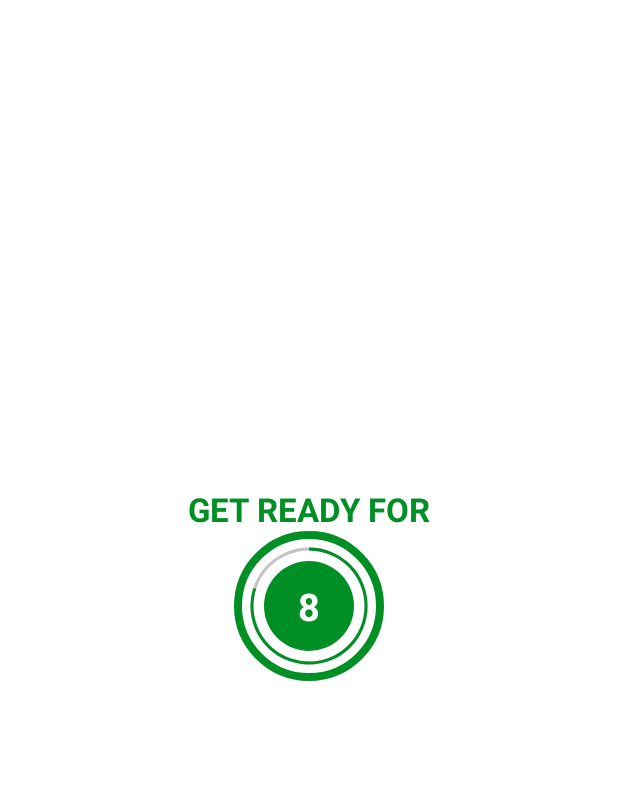
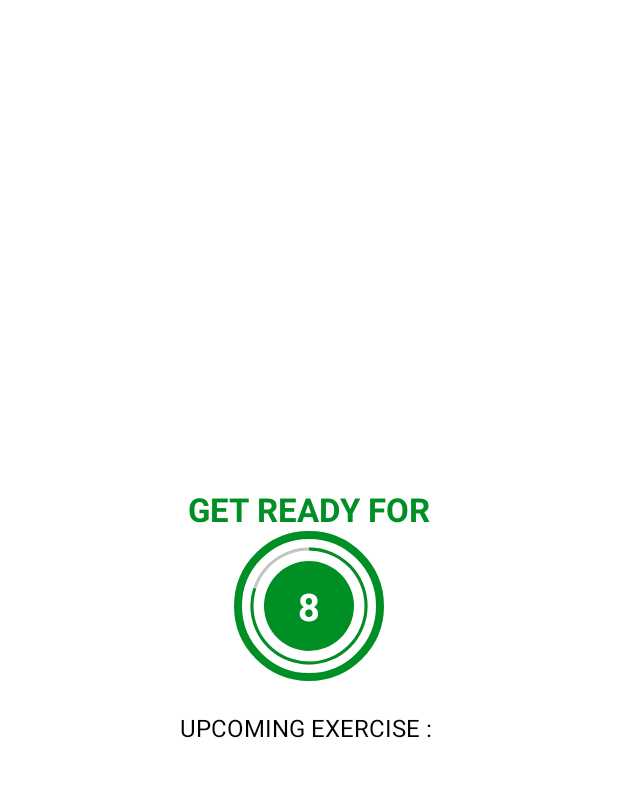
Before and after one commit to ellisit/7MinutesWorkOut, an Android app: the ExerciseActivity screen opened directly, with no data from a screen before it, on a phone screen of 412 x 824 dp, the part 62-859 px from its top. Run offline under Robolectric (Android 15) with nearby library versions, the phone set to English and light mode, and no system bars.

Commit message:
Add exercise model and the switch to next exercise

```diff
--- /dev/null
+++ b/app/src/main/java/com/eliott/training/sevenminutesworkout/Constants.kt
@@ -0,0 +1,74 @@
+package com.eliott.training.sevenminutesworkout
+
+object Constants {
+    fun defaultExerciseList(): ArrayList<ExerciseModel> {
+        val exerciseList = ArrayList<ExerciseModel>()
+        val jumpingJacks =
+            ExerciseModel(1, "Jumping Jacks", R.drawable.ic_jumping_jacks, false, false)
+        exerciseList.add(jumpingJacks)
+
+        val wallSit = ExerciseModel(2, "Wall Sit", R.drawable.ic_wall_sit, false, false)
+        exerciseList.add(wallSit)
+
+        val pushUp = ExerciseModel(3, "Push Up", R.drawable.ic_push_up, false, false)
+        exerciseList.add(pushUp)
+
+        val abdominalCrunch =
+            ExerciseModel(4, "Abdominal Crunch", R.drawable.ic_abdominal_crunch, false, false)
+        exerciseList.add(abdominalCrunch)
+
+        val stepUpOnChair =
+            ExerciseModel(
+                5,
+                "Step-Up onto Chair",
+                R.drawable.ic_step_up_onto_chair,
+                false,
+                false
+            )
+        exerciseList.add(stepUpOnChair)
+
+        val squat = ExerciseModel(6, "Squat", R.drawable.ic_squat, false, false)
+        exerciseList.add(squat)
+
+        val tricepDipOnChair =
+            ExerciseModel(
+                7,
+                "Tricep Dip On Chair",
+                R.drawable.ic_triceps_dip_on_chair,
+                false,
+                false
+            )
+        exerciseList.add(tricepDipOnChair)
+
+        val plank = ExerciseModel(8, "Plank", R.drawable.ic_plank, false, false)
+        exerciseList.add(plank)
+
+        val highKneesRunningInPlace =
+            ExerciseModel(
+                9, "High Knees Running In Place",
+                R.drawable.ic_high_knees_running_in_place,
+                false,
+                false
+            )
+        exerciseList.add(highKneesRunningInPlace)
+
+        val lunges = ExerciseModel(10, "Lunges", R.drawable.ic_lunge, false, false)
+        exerciseList.add(lunges)
+
+        val pushupAndRotation =
+            ExerciseModel(
+                11,
+                "Push up and Rotation",
+                R.drawable.ic_push_up_and_rotation,
+                false,
+                false
+            )
+        exerciseList.add(pushupAndRotation)
+
+        val sidePlank = ExerciseModel(12, "Side Plank", R.drawable.ic_side_plank, false, false)
+        exerciseList.add(sidePlank)
+
+
+        return exerciseList
+    }
+}
--- a/app/src/main/java/com/eliott/training/sevenminutesworkout/ExerciseActivity.kt
+++ b/app/src/main/java/com/eliott/training/sevenminutesworkout/ExerciseActivity.kt
@@ -16,6 +16,9 @@
     private var exerciseTimer: CountDownTimer? = null
     private var exerciseProgress = 0
 
+    private var exerciseList: ArrayList<ExerciseModel>? = null
+    private var currentExercisePosition = -1
+
 
 
     override fun onCreate(savedInstanceState: Bundle?) {
@@ -28,6 +31,8 @@
         if (supportActionBar != null) {
             supportActionBar?.setDisplayHomeAsUpEnabled(true)
         }
+
+        exerciseList = Constants.defaultExerciseList()
 
         binding?.toolbarExercise?.setNavigationOnClickListener() {
             onBackPressed()
@@ -47,6 +52,7 @@
             }
 
             override fun onFinish() {
+                currentExercisePosition++
                 setupExerciseView()
             }
         }.start()
@@ -63,11 +69,15 @@
             }
 
             override fun onFinish() {
-                Toast.makeText(
-                    this@ExerciseActivity,
-                    "This is 30 seconds completed so now we will add all the exercises.",
-                    Toast.LENGTH_SHORT
-                ).show()
+                if (currentExercisePosition < exerciseList?.size!! -1){
+                    setupRestView()
+                }else{
+                    Toast.makeText(
+                        this@ExerciseActivity,
+                        "Congratulations! You have completed the 7 minutes workout.",
+                        Toast.LENGTH_SHORT
+                    ).show()
+                }
             }
         }.start()
     }
@@ -84,19 +94,34 @@
 
     private fun setupExerciseView() {
 
-        binding?.flProgressBar?.visibility = View.INVISIBLE
-        binding?.tvTitle?.text = "Exercise Name"
+        binding?.flRestView?.visibility = View.INVISIBLE
+        binding?.tvTitle?.visibility = View.INVISIBLE
+        binding?.tvUpcomingExerciseName?.visibility = View.INVISIBLE
+        binding?.upcomingLabel?.visibility = View.INVISIBLE
+        binding?.tvExerciseName?.visibility = View.VISIBLE
         binding?.flExerciseView?.visibility = View.VISIBLE
+        binding?.ivImage?.visibility = View.VISIBLE
 
         if (exerciseTimer != null) {
             exerciseTimer?.cancel()
             exerciseProgress = 0
         }
 
+        binding?.ivImage?.setImageResource(exerciseList!![currentExercisePosition].getImage())
+        binding?.tvExerciseName?.text = exerciseList!![currentExercisePosition].getName()
         setExerciseProgressBar()
     }
 
     private fun setupRestView() {
+
+        binding?.flRestView?.visibility = View.VISIBLE
+        binding?.tvTitle?.visibility = View.VISIBLE
+        binding?.upcomingLabel?.visibility = View.VISIBLE
+        binding?.tvUpcomingExerciseName?.visibility = View.VISIBLE
+        binding?.tvExerciseName?.visibility = View.INVISIBLE
+        binding?.flExerciseView?.visibility = View.INVISIBLE
+        binding?.ivImage?.visibility = View.INVISIBLE
+
         if (restTimer != null) {
             restTimer?.cancel()
             restProgress = 0
--- /dev/null
+++ b/app/src/main/java/com/eliott/training/sevenminutesworkout/ExerciseModel.kt
@@ -0,0 +1,49 @@
+package com.eliott.training.sevenminutesworkout
+
+class ExerciseModel (
+    private var id: Int,
+    private var name: String,
+    private var image: Int,
+    private var isCompleted: Boolean,
+    private var isSelected: Boolean,
+){
+    fun getId(): Int {
+        return id
+    }
+
+    fun setId(id: Int) {
+        this.id = id
+    }
+
+    fun getName(): String {
+        return name
+    }
+
+    fun setName(name: String) {
+        this.name = name
+    }
+
+    fun getImage(): Int {
+        return image
+    }
+
+    fun setImage(image: Int) {
+        this.image = image
+    }
+
+    fun getIsCompleted(): Boolean {
+        return isCompleted
+    }
+
+    fun setIsCompleted(isCompleted: Boolean) {
+        this.isCompleted = isCompleted
+    }
+
+    fun getIsSelected(): Boolean {
+        return isSelected
+    }
+
+    fun setIsSelected(isSelected: Boolean) {
+        this.isSelected = isSelected
+    }
+}
--- a/app/src/main/res/layout/activity_exercise.xml
+++ b/app/src/main/res/layout/activity_exercise.xml
@@ -25,14 +25,14 @@
         android:textSize="22sp"
         android:textColor="@color/colorAccent"
         android:textStyle="bold"
-        app:layout_constraintBottom_toTopOf="@+id/flProgressBar"
+        app:layout_constraintBottom_toTopOf="@+id/flRestView"
         app:layout_constraintStart_toStartOf="parent"
         app:layout_constraintEnd_toEndOf="parent"
 
         />
 
     <FrameLayout
-        android:id="@+id/flProgressBar"
+        android:id="@+id/flRestView"
         android:layout_width="100dp"
         android:layout_height="100dp"
         android:layout_marginTop="10dp"
@@ -76,6 +76,58 @@
 
     </FrameLayout>
 
+    <ImageView
+        android:id="@+id/ivImage"
+        android:layout_width="match_parent"
+        android:layout_height="0dp"
+        android:scaleType="fitXY"
+        android:src="@drawable/ic_jumping_jacks"
+        android:visibility="invisible"
+        app:layout_constraintBottom_toTopOf="@id/tvExerciseName"
+        app:layout_constraintTop_toBottomOf="@+id/toolbarExercise"
+        />
+
+    <TextView
+        android:id="@+id/tvExerciseName"
+        android:layout_width="wrap_content"
+        android:layout_height="wrap_content"
+        android:text="ExerciseName"
+        android:textColor="@color/colorAccent"
+        android:textSize="22sp"
+        android:textStyle="bold"
+        android:visibility="gone"
+        app:layout_constraintEnd_toEndOf="parent"
+        app:layout_constraintStart_toStartOf="parent"
+        app:layout_constraintTop_toBottomOf="@id/ivImage"
+        tools:visibility="visible"/>
+
+    <TextView
+        android:id="@+id/upcomingLabel"
+        android:layout_width="wrap_content"
+        android:layout_height="wrap_content"
+        app:layout_constraintStart_toStartOf="parent"
+        app:layout_constraintEnd_toEndOf="parent"
+        android:layout_marginTop="20dp"
+        android:textColor="@color/black"
+        app:layout_constraintTop_toBottomOf="@id/flRestView"
+        app:layout_constraintBottom_toTopOf="@id/tvUpcomingExerciseName"
+        android:text="UPCOMING EXERCISE : "
+        android:textSize="16sp" />
+
+    <TextView
+        app:layout_constraintTop_toBottomOf="@id/upcomingLabel"
+        android:id="@+id/tvUpcomingExerciseName"
+        android:layout_width="wrap_content"
+        android:layout_height="wrap_content"
+        app:layout_constraintStart_toStartOf="parent"
+        app:layout_constraintEnd_toEndOf="parent"
+        android:layout_marginTop="5dp"
+        android:textColor="#212121"
+        android:textSize="22sp"
+        android:textStyle="bold"
+        tools:text="Exercise Name" />
+
+
     <FrameLayout
         android:id="@+id/flExerciseView"
         android:layout_width="100dp"
@@ -87,7 +139,7 @@
         app:layout_constraintBottom_toBottomOf="parent"
         app:layout_constraintEnd_toEndOf="parent"
         app:layout_constraintStart_toStartOf="parent"
-        app:layout_constraintTop_toBottomOf="@id/toolbarExercise">
+        app:layout_constraintTop_toBottomOf="@id/tvExerciseName">
 
         <ProgressBar
             android:id="@+id/progressBarExercise"
@@ -116,7 +168,7 @@
                 android:textColor="#FFFFFF"
                 android:textSize="25sp"
                 android:textStyle="bold"
-                tools:text="10" />
+                tools:text="30" />
         </LinearLayout>
     </FrameLayout>
 
```
Also changed, not shown: app/src/main/res/drawable/ic_abdominal_crunch.png (added), app/src/main/res/drawable/ic_high_knees_running_in_place.png (added), app/src/main/res/drawable/ic_jumping_jacks.png (added), app/src/main/res/drawable/ic_lunge.png (added), app/src/main/res/drawable/ic_plank.png (added), app/src/main/res/drawable/ic_push_up.png (added), app/src/main/res/drawable/ic_push_up_and_rotation.png (added), app/src/main/res/drawable/ic_side_plank.png (added), app/src/main/res/drawable/ic_squat.png (added), app/src/main/res/drawable/ic_step_up_onto_chair.png (added), app/src/main/res/drawable/ic_triceps_dip_on_chair.png (added), app/src/main/res/drawable/ic_wall_sit.png (added).
